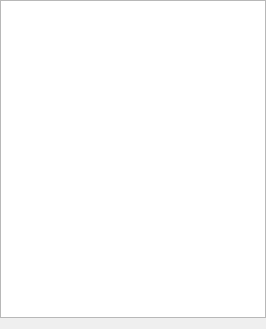
Above: qteditor/BoxList.ui from qcdong2016/QCEditor before the change. Below: the same form after it.
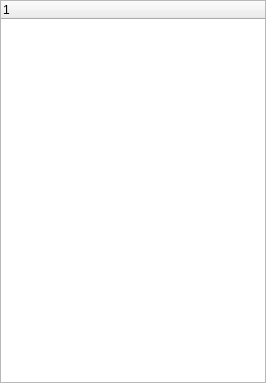
That is the form after the change.

What changed in the file:
```diff
--- a/qteditor/BoxList.ui
+++ b/qteditor/BoxList.ui
@@ -7,7 +7,7 @@
     <x>0</x>
     <y>0</y>
     <width>266</width>
-    <height>329</height>
+    <height>383</height>
    </rect>
   </property>
   <property name="windowTitle">
@@ -26,8 +26,20 @@
    <property name="rightMargin">
     <number>0</number>
    </property>
+   <property name="bottomMargin">
+    <number>0</number>
+   </property>
    <item>
-    <widget class="QTreeView" name="treeView"/>
+    <widget class="QTreeWidget" name="treeWidget">
+     <property name="contextMenuPolicy">
+      <enum>Qt::CustomContextMenu</enum>
+     </property>
+     <column>
+      <property name="text">
+       <string notr="true">1</string>
+      </property>
+     </column>
+    </widget>
    </item>
   </layout>
  </widget>
```
